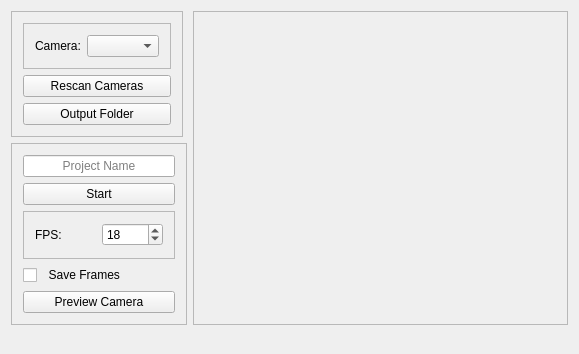
This is src/forms/mainwindow.ui in vale981/Taevitas as Qt 5 draws it before an edit. The edited form follows.
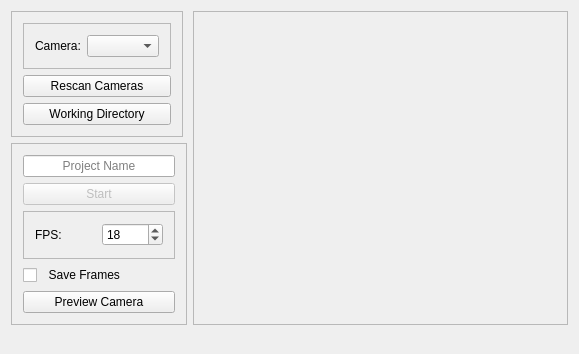
This is the edited form.

The edit to the form file:
```diff
--- a/src/forms/mainwindow.ui
+++ b/src/forms/mainwindow.ui
@@ -56,7 +56,10 @@
         </widget>
        </item>
        <item>
-        <widget class="QPushButton" name="pushButton">
+        <widget class="QPushButton" name="startButton">
+         <property name="enabled">
+          <bool>false</bool>
+         </property>
          <property name="text">
           <string>Start</string>
          </property>
@@ -184,7 +187,7 @@
        <item>
         <widget class="QPushButton" name="pushButton_2">
          <property name="text">
-          <string>Output Folder</string>
+          <string>Working Directory</string>
          </property>
         </widget>
        </item>
```
Left out of the diff: 4 changed lines with no effect on the pictures.
